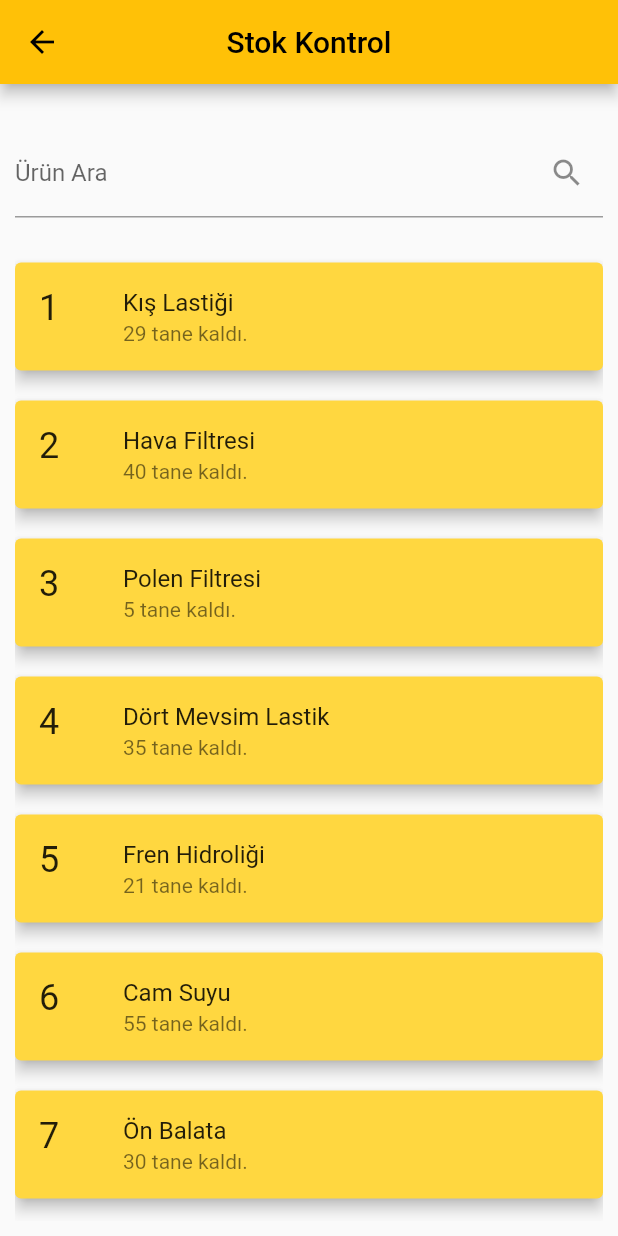
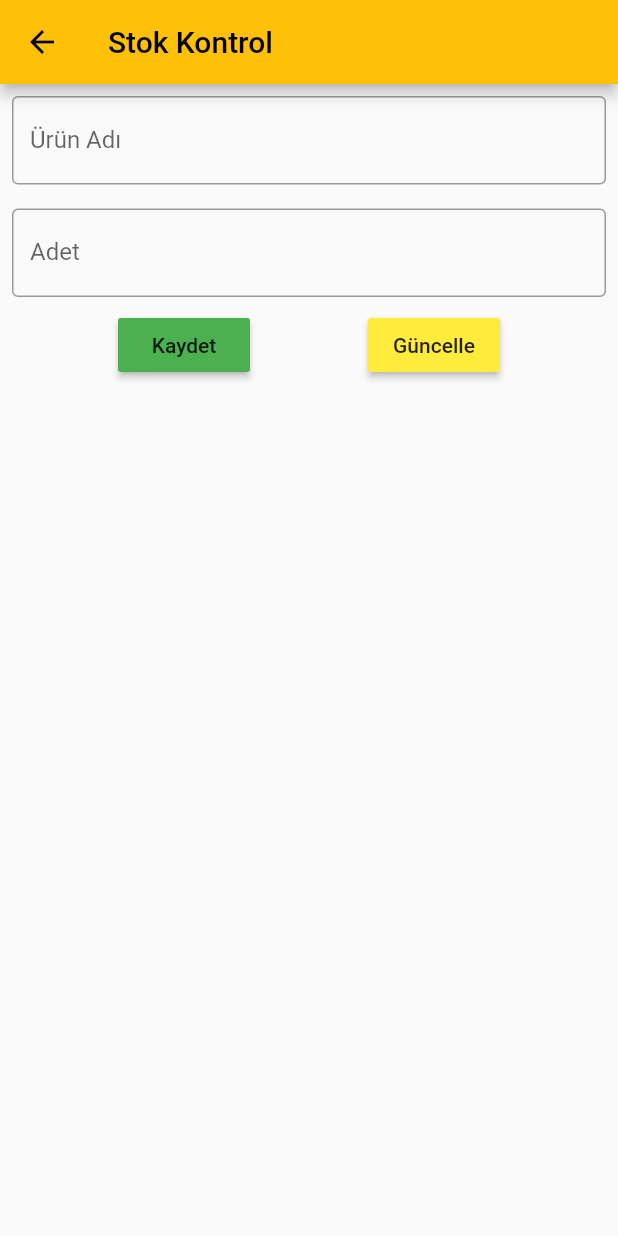
Before and after one commit to berkecevik/TeknolojiRenault, a Flutter app: the MyHomePage screen opened directly, after a tap on "Stok Kontrol", on a phone screen of 412 x 824 dp. Run offline on Flutter 3.47's test engine with Material 2 defaults, Android fonts, the phone set to English and light mode, and no system bars; our stand-ins replace settings_ui, sqflite, syncfusion_flutter_calendar; missing offline and left inert: contactus, flutter_barcode_scanner; accounts and stored records are empty.

Commit message:
names changed

```diff
--- a/lib/CheckStock.dart
+++ b/lib/CheckStock.dart
@@ -1,32 +1,6 @@
-
 import 'package:flutter/material.dart';
-import 'package:teknolojirenault/main.dart';
-const TextStyle _textStyle = TextStyle(
-  fontSize: 40,
-  fontWeight: FontWeight.bold,
-  letterSpacing: 2,
-  fontStyle: FontStyle.italic,
-);
-class Stokkontrol extends StatefulWidget{
-  const Stokkontrol ({Key? key}) : super (key: key);
-  @override
-  _StokkontrolState createState() => _StokkontrolState();
-}
-
-class _StokkontrolState extends State<Stokkontrol> {
-  @override
-  Widget build(BuildContext context) {
-    return  MaterialApp(
-      // Remove the debug banner
-      debugShowCheckedModeBanner: false,
-      title: 'Stok Kontrol',
-      home: HomePage(),
-      theme: ThemeData(
-        primarySwatch: Colors.amber,
-      ),
-    );
-  }
-}
+import 'package:teknolojirenault/models/products.dart';
+import 'package:teknolojirenault/helper/dbHelper.dart';
 
 class HomePage extends StatefulWidget {
   @override
@@ -34,140 +8,153 @@ class HomePage extends StatefulWidget {
 }
 
 class _HomePageState extends State<HomePage> {
-  int _currentIndex = 0;
-  List<Widget> pages = const [
-  Text('eco', style: _textStyle),
-      Text('home', style: _textStyle),
-  Text('person', style: _textStyle),
-  Text('video', style: _textStyle),];
-  final List<Map<String, dynamic>> _allUsers = [
-    {"id": 1, "name": "Kış Lastiği", "age": 29},
-    {"id": 2, "name": "Hava Filtresi", "age": 40},
-    {"id": 3, "name": "Polen Filtresi", "age": 5},
-    {"id": 4, "name": "Dört Mevsim Lastik", "age": 35},
-    {"id": 5, "name": "Fren Hidroliği", "age": 21},
-    {"id": 6, "name": "Cam Suyu", "age": 55},
-    {"id": 7, "name": "Ön Balata", "age": 30},
-    {"id": 8, "name": "Arka Balata", "age": 14},
-    {"id": 9, "name": "Motor Yağı", "age": 100},
-    {"id": 10, "name": "Yaz Lastiği", "age": 32},
-  ];
+  DatabaseHelper _databaseHelper = DatabaseHelper();
+  List<Products> allProducts = [];
+  bool aktiflik = false;
+  var _controllerTitle = TextEditingController();
+  var _controllerDesc = TextEditingController();
+  var _formKey = GlobalKey<FormState>();
+  late int clickedNoteID;
 
-  List<Map<String, dynamic>> _foundUsers = [];
-  @override
-  initState() {
-    _foundUsers = _allUsers;
-    super.initState();
+  void getProducts() async {
+    var ProductsFuture = _databaseHelper.getAllProducts();
+    await ProductsFuture.then((data) {
+      setState(() {
+        this.allProducts = data;
+      });
+    });
   }
 
-  void _runFilter(String enteredKeyword) {
-    List<Map<String, dynamic>> results = [];
-    if (enteredKeyword.isEmpty) {
-      results = _allUsers;
-    } else {
-      results = _allUsers
-          .where((user) =>
-          user["name"].toLowerCase().contains(enteredKeyword.toLowerCase()))
-          .toList();
-    }
-
-    setState(() {
-      _foundUsers = results;
-    });
+  @override
+  void initState() {
+    super.initState();
+    getProducts();
   }
 
   @override
   Widget build(BuildContext context) {
     return Scaffold(
         appBar: AppBar(
-        centerTitle: true,
-        leading: IconButton(
-          onPressed: () {
-            Navigator.push(
-                context, MaterialPageRoute(builder: (context) => MyHomePage(title: 'Anasayfa')));
-          },
-          icon: Icon(Icons.arrow_back),
-        ),
           title: Text("Stok Kontrol"),
         ),
-
-      body: Padding(
-        padding: const EdgeInsets.all(10),
-        child: Column(
-          children: [
-            const SizedBox(
-              height: 20,
-            ),
-            TextField(
-              onChanged: (value) => _runFilter(value),
-              decoration: const InputDecoration(
-                  labelText: 'Ürün Ara', suffixIcon: Icon(Icons.search)),
-            ),
-            const SizedBox(
-              height: 20,
-            ),
+        body: Container(
+            child: Column(children: <Widget>[
+              Form(
+                  key: _formKey,
+                  child: Column(children: <Widget>[
+                    buildForm(_controllerTitle, "Ürün Adı"),
+                    buildForm(_controllerDesc, "Adet")
+                  ])),
+              Row(
+                  mainAxisAlignment: MainAxisAlignment.spaceEvenly,
+                  children: <Widget>[
+                    buildButton("Kaydet", Colors.green, saveObject),
+                    buildButton("Güncelle", Colors.yellow, updateObject)
+                  ]),
               Expanded(
-              child:
-              _foundUsers.isNotEmpty
-                  ? ListView.builder(
-                itemCount: _foundUsers.length,
-                itemBuilder: (context, index) => Card(
-                  key: ValueKey(_foundUsers[index]["id"]),
-                  color: Colors.amberAccent,
-                  elevation: 4,
-                  margin: const EdgeInsets.symmetric(vertical: 10),
+                  child: ListView.builder(
+                      itemCount: allProducts.length,
+                      itemBuilder: (context, index) {
+                        return Card(
                             child: ListTile(
-                    leading: Text(
-                      _foundUsers[index]["id"].toString(),
-                      style: const TextStyle(fontSize: 24),
-                    ),
-                    title: Text(_foundUsers[index]['name']),
-                    subtitle: Text(
-                        '${_foundUsers[index]["age"].toString()} tane kaldı.'),
-                  ),
-                ),
-              )
-                  : const Text(
-                'Sonuç Bulunamadı',
-                style: TextStyle(fontSize: 24),
-              ),
-            ),
-          ],
-        ),
-      ),
-
-     /* bottomNavigationBar: NavigationBar(
-        selectedIndex: _currentIndex,
-        onDestinationSelected: (int newIndex) {
+                                onTap: () {
                                   setState(() {
-            _currentIndex = newIndex;
+                                    _controllerTitle.text = allProducts[index].title!;
+                                    _controllerDesc.text =
+                                    allProducts[index].description!;
+                                    clickedNoteID = allProducts[index].id!;
                                   });
                                 },
-        destinations: const [
-          NavigationDestination(
-            selectedIcon: Icon(Icons.eco),
-            icon: Icon(Icons.eco_outlined),
-            label: 'eco',
-          ),
-          NavigationDestination(
-            selectedIcon: Icon(Icons.home),
-            icon: Icon(Icons.home_outlined),
-            label: 'home',
-          ),
-          NavigationDestination(
-            selectedIcon: Icon(Icons.person),
-            icon: Icon(Icons.person_outlined),
-            label: 'person',
-          ),
-          NavigationDestination(
-            selectedIcon: Icon(Icons.video_camera_back),
-            icon: Icon(Icons.video_camera_back_outlined),
-            label: 'video',
-          ),
-        ],
-      ),*/
+                                title: Text(allProducts[index].title!),
+                                subtitle: Text(allProducts[index].description!),
+                                trailing: GestureDetector(
+                                  onTap: () {
+                                    _deleteNote(allProducts[index].id!, index);
+                                  },
+                                  child: Icon(Icons.delete),
+                                )));
+                      }))
+            ])));
+  }
 
+  Widget buildForm(TextEditingController txtController, String str) {
+    return Padding(
+        padding: const EdgeInsets.all(8.0),
+        child: TextFormField(
+            autofocus: false,
+            controller: txtController,
+            decoration:
+            InputDecoration(labelText: str, border: OutlineInputBorder())));
+  }
 
+  Widget buildButton(String str, Color buttonColor, Function eventFunc) {
+    return RaisedButton(
+      child: Text(str),
+      color: buttonColor,
+      onPressed: () {
+        eventFunc();
+      },
     );
   }
+
+  void updateObject() {
+    if (clickedNoteID != null) {
+      if (_formKey.currentState!.validate()) {
+        _uptadeNote(Products.withID(
+            clickedNoteID, _controllerTitle.text, _controllerDesc.text));
       }
+    } else {
+      alert();
+    }
+  }
+
+  void saveObject() {
+    if (_formKey.currentState!.validate()) {
+      _addNote(Products(_controllerTitle.text, _controllerDesc.text));
+    }
+  }
+
+  void alert() {
+    AlertDialog alert = AlertDialog(
+      title: Text("SEÇİLİ ÜRÜN YOK!"),
+      content: Text("Lütfen bir ürün seçerek güncelleme işlemi yapınız!"),
+    );
+    showDialog(
+      context: context,
+      builder: (BuildContext context) {
+        return alert;
+      },
+    );
+  }
+
+  //Crud İşlemlerinin AraYüze Uygulanması
+
+  void _addNote(Products note) async {
+    await _databaseHelper.insert(note);
+
+    setState(() {
+      getProducts();
+      _controllerTitle.text = "";
+      _controllerDesc.text = "";
+    });
+  }
+
+  void _uptadeNote(Products note) async {
+    await _databaseHelper.update(note);
+
+    setState(() {
+      getProducts();
+      _controllerTitle.text = "";
+      _controllerDesc.text = "";
+      clickedNoteID = null as int;
+    });
+  }
+
+  void _deleteNote(int deletedNoteId, int deletedNoteIndex) async {
+    await _databaseHelper.delete(deletedNoteId);
+
+    setState(() {
+      getProducts();
+    });
+  }
+}
--- /dev/null
+++ b/lib/helper/dbHelper.dart
@@ -0,0 +1,58 @@
+import 'package:path/path.dart';
+import 'package:sqflite/sqflite.dart';
+import 'package:teknolojirenault/models/products.dart';
+
+class DatabaseHelper {
+  Database? _database;
+
+  String _ProductsTable = "Products";
+  String _columnID = "id";
+  String _columnTitle = "title";
+  String _columnDescription = "description";
+
+  Future<Database?> get database async {
+    if (_database == null) {
+      _database = await initializeDatabase();
+    }
+    return _database;
+  }
+
+  Future<Database> initializeDatabase() async {
+    String dbPath = join(await getDatabasesPath(), "Products.db");
+    var ProductsDb = await openDatabase(dbPath, version: 1, onCreate: createDb);
+    return ProductsDb;
+  }
+
+  void createDb(Database db, int version) async {
+    await db.execute(
+        "Create table $_ProductsTable($_columnID integer primary key, $_columnTitle text, $_columnDescription text)");
+  }
+
+  //Crud Methods
+  Future<List<Products>> getAllProducts() async {
+    Database? db = await this.database;
+    var result = await db?.query("$_ProductsTable");
+    return List.generate(result!.length, (i) {
+      return Products.fromMap(result[i]);
+    });
+  }
+
+  Future<int?> insert(Products note) async {
+    Database? db = await this.database;
+    var result = await db?.insert("$_ProductsTable", note.toMap());
+    return result;
+  }
+
+  Future<int?> delete(int id) async {
+    Database? db = await this.database;
+    var result = await db?.rawDelete("delete from $_ProductsTable where id=$id");
+    return result;
+  }
+
+  Future<int?> update(Products note) async {
+    Database? db = await this.database;
+    var result = await db?.update("$_ProductsTable", note.toMap(),
+        where: "id=?", whereArgs: [note.id]);
+    return result;
+  }
+}
--- a/lib/main.dart
+++ b/lib/main.dart
@@ -2,7 +2,7 @@ import 'package:flutter/material.dart';
 import 'package:teknolojirenault/Login.dart';
 import 'package:teknolojirenault/Settings.dart';
 import 'package:teknolojirenault/CheckStock.dart';
-import 'package:teknolojirenault/AddStock.dart';
+import 'package:teknolojirenault/Contact.dart';
 import 'package:teknolojirenault/Appointments.dart';
 import 'package:teknolojirenault/Barkod.dart';
 void main() {
@@ -69,14 +69,14 @@ class _MyHomePageState extends State<MyHomePage> {
 
               onPressed: ()
                 {
-                  Navigator.push(context, MaterialPageRoute(builder: (context)=>Stokkontrol()));
+                  Navigator.push(context, MaterialPageRoute(builder: (context)=>HomePage()));
                 }
             ),
             ElevatedButton(
-                child: SizedBox(child:Text('Stok Ekle',textAlign: TextAlign.center,),width:300.0 ,height:20.0,),
+                child: SizedBox(child:Text('İletişim',textAlign: TextAlign.center,),width:300.0 ,height:20.0,),
                 onPressed: ()
                 {
-                  Navigator.push(context, MaterialPageRoute(builder: (context)=>Stokekle()));
+                  Navigator.push(context, MaterialPageRoute(builder: (context)=>Contact()));
                 }
             )
             ,
--- /dev/null
+++ b/lib/models/products.dart
@@ -0,0 +1,27 @@
+class Products {
+  int? id; // her not'a kolayca ulaşmak adına bir id,
+  String? title; // her not için bir başlık,
+  String? description; //her not için bir açıklama tanımladık.
+
+  Products(this.title, this.description); // Constructor'ımızı oluşturduk.
+  //Ekleme işlemlerinde direkt olarak id atadığı için id kullanmadık.
+  Products.withID(this.id, this.title, this.description);
+  // Silme ve güncelleme gibi işlemler için ise id'li bir constructor oluşturduk.
+
+//Sqlite'da devamlı "map"ler ile çalışacağımız için yardımcı methodlarımızı hazırlayalım.
+//Verilerimizi okurken de map olarak okuyacağız, nesnemizi yazdırırkende map'e çevireceğiz.
+
+  Map<String, dynamic> toMap() {
+    var map = Map<String, dynamic>(); //Geçici bir map nesnesi
+    map["id"] = id;
+    map["title"] = title;
+    map["description"] = description;
+    return map; //Bu mapimizi döndürüyoruz.
+  }
+
+  Products.fromMap(Map<String, dynamic> map) {
+    this.id = map["id"];
+    this.title = map["title"];
+    this.description = map["description"];
+  }
+}
--- a/pubspec.yaml
+++ b/pubspec.yaml
@@ -43,6 +43,9 @@ dependencies:
   rflutter_alert: ^2.0.4
   flutter_spinkit: ^5.1.0
   provider: ^6.0.2
+  sqflite: ^2.0.2+1
+  path: ^1.8.0
+  contactus: ^1.2.0
 
 
 dev_dependencies:
```
Also changed, not shown: lib/AddStock.dart (deleted, +0 -79 lines), lib/Contact.dart (added, +27 -0 lines), pubspec.lock. Lines whose indentation alone changed are shown as unchanged.
